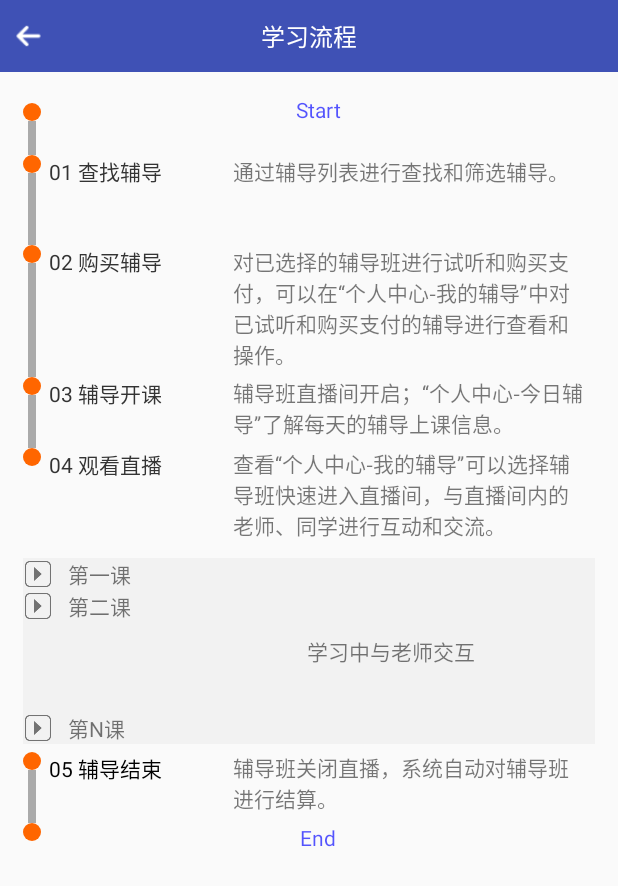
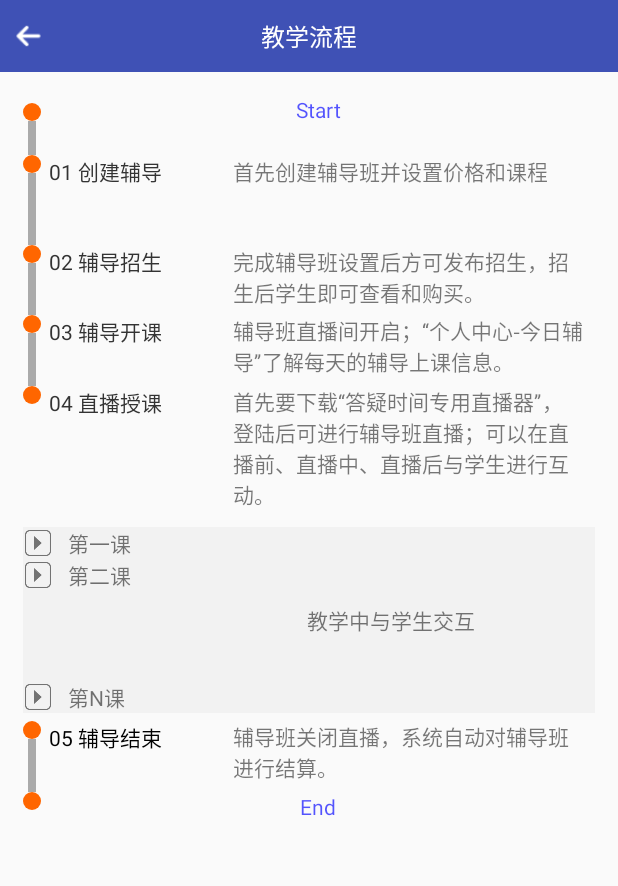
Before and after one commit to chuanjiabao1981/qatime-android-teacher, an Android app: the TeachingProcessActivity screen opened directly, with no data from a screen before it, on a phone screen of 412 x 824 dp. Shown: the top 886 px of the screen. Run offline under Robolectric (Android 15) with nearby library versions, the phone set to English and light mode, and no system bars; our stand-ins replace Volley; libraries missing offline, so code that uses them is left out: com.netease.nimlib, com.orhanobut.logger, libraryextra.bean, libraryextra.utils; 1 statement that could not run was skipped.

Commit message:
QTA-68 系统设置

```diff
--- a/app/src/main/AndroidManifest.xml
+++ b/app/src/main/AndroidManifest.xml
@@ -170,7 +170,7 @@
             android:configChanges="orientation|keyboardHidden|screenSize"
             android:screenOrientation="portrait" />
         <activity
-            android:name=".activity.LearningProcessActivity"
+            android:name=".activity.TeachingProcessActivity"
             android:configChanges="orientation|keyboardHidden|screenSize"
             android:screenOrientation="portrait" />
     </application>
--- a/app/src/main/java/cn/qatime/teacher/player/activity/SystemSettingActivity.java
+++ b/app/src/main/java/cn/qatime/teacher/player/activity/SystemSettingActivity.java
@@ -187,7 +187,7 @@ public class SystemSettingActivity extends BaseActivity implements View.OnClickL
                 setCache();
                 break;
             case R.id.learning_process:
-                intent = new Intent(SystemSettingActivity.this, LearningProcessActivity.class);
+                intent = new Intent(SystemSettingActivity.this, TeachingProcessActivity.class);
                 startActivity(intent);
                 break;
             case R.id.feedback:
--- a/app/src/main/java/cn/qatime/teacher/player/activity/LearningProcessActivity.java
+++ b/app/src/main/java/cn/qatime/teacher/player/activity/TeachingProcessActivity.java
@@ -9,7 +9,7 @@ import cn.qatime.teacher.player.base.BaseActivity;
 /**
  * Created by lenovo on 2016/8/22.
  */
-public class LearningProcessActivity extends BaseActivity {
+public class TeachingProcessActivity extends BaseActivity {
     @Override
     protected void onCreate(Bundle savedInstanceState) {
         super.onCreate(savedInstanceState);
@@ -20,7 +20,7 @@ public class LearningProcessActivity extends BaseActivity {
 
     @Override
     public int getContentView() {
-        return R.layout.activity_learning_process;
+        return R.layout.activity_teaching_process;
     }
 
 
--- a/app/src/main/res/layout/activity_bind_email.xml
+++ b/app/src/main/res/layout/activity_bind_email.xml
@@ -20,7 +20,7 @@
 
             <EditText
                 android:id="@+id/input_new_email"
-                style="@style/activity_edit_text_style_fill"
+                style="@style/activity_edit_text_style_weight"
                 android:layout_marginLeft="12dp"
                 android:hint="@string/hint_input_email"
                 android:inputType="textEmailAddress" />
@@ -43,7 +43,7 @@
 
             <EditText
                 android:id="@+id/confirm_new_email"
-                style="@style/activity_edit_text_style_fill"
+                style="@style/activity_edit_text_style_weight"
                 android:layout_marginLeft="12dp"
                 android:hint="@string/hint_input_again"
                 android:inputType="textEmailAddress" />
--- a/app/src/main/res/values/strings.xml
+++ b/app/src/main/res/values/strings.xml
@@ -315,17 +315,17 @@
     <string name="hint_opinion">请在此输入您的宝贵意见和建议，它能够帮助我们有效的改进产品，使其更满足您的需要。</string>
     <string name="input_current_password">输入当前密码</string>
     <string name="input_new_password">输入新的密码</string>
-    <string name="learn_1">01 查找辅导</string>
-    <string name="learn_2">02 购买辅导</string>
+    <string name="learn_1">01 创建辅导</string>
+    <string name="learn_2">02 辅导招生</string>
     <string name="learn_3">03 辅导开课</string>
-    <string name="learn_4">04 观看直播</string>
+    <string name="learn_4">04 直播授课</string>
     <string name="learn_5">05 辅导结束</string>
-    <string name="learn_desc_1">通过辅导列表进行查找和筛选辅导。</string>
-    <string name="learn_desc_2">对已选择的辅导班进行试听和购买支付，可以在“个人中心-我的辅导”中对已试听和购买支付的辅导进行查看和操作。</string>
+    <string name="learn_desc_1">首先创建辅导班并设置价格和课程</string>
+    <string name="learn_desc_2">完成辅导班设置后方可发布招生，招生后学生即可查看和购买。</string>
     <string name="learn_desc_3">辅导班直播间开启；“个人中心-今日辅导”了解每天的辅导上课信息。</string>
-    <string name="learn_desc_4">查看“个人中心-我的辅导”可以选择辅导班快速进入直播间，与直播间内的老师、同学进行互动和交流。</string>
+    <string name="learn_desc_4">首先要下载“答疑时间专用直播器”，登陆后可进行辅导班直播；可以在直播前、直播中、直播后与学生进行互动。</string>
     <string name="learn_desc_5">辅导班关闭直播，系统自动对辅导班进行结算。</string>
-    <string name="learning_process">学习流程</string>
+    <string name="learning_process">教学流程</string>
     <string name="new_email">输入新的邮箱</string>
     <string name="new_parent_phone">家长新手机号</string>
     <string name="notify_classes">课程提醒</string>
@@ -363,7 +363,7 @@
     <string name="check_update">检查更新</string>
     <string name="class_1">第一课</string>
     <string name="class_2">第二课</string>
-    <string name="class_desc">学习中与老师交互</string>
+    <string name="class_desc">教学中与学生交互</string>
     <string name="class_n">第N课</string>
     <string name="class_range">课程范围</string>
     <string name="clean_cache">清理缓存</string>
```
Also changed, not shown: app/src/main/res/layout/activity_system_setting.xml (+3 -5 lines), app/src/main/res/layout/activity_teaching_process.xml (renamed from app/src/main/res/layout/activity_learning_process.xml).
